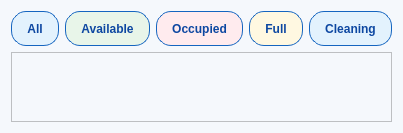
Old version of the form ui/OverviewAdmin.ui in the repository maihuybao/SmartLockUEL.
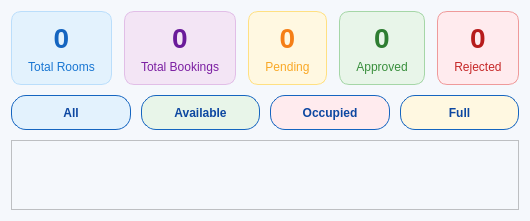
New version of the form.

```diff
--- a/ui/OverviewAdmin.ui
+++ b/ui/OverviewAdmin.ui
@@ -6,6 +6,72 @@
    <string notr="true">background-color: #F5F8FC;</string>
   </property>
   <layout class="QVBoxLayout" name="verticalLayout">
+   <property name="spacing"><number>10</number></property>
+   <item>
+    <layout class="QHBoxLayout" name="statsLayout">
+     <property name="spacing"><number>12</number></property>
+     <item>
+      <widget class="QFrame" name="cardTotalRooms">
+       <property name="styleSheet"><string notr="true">QFrame{background:#E3F2FD;border-radius:10px;border:1px solid #BBDEFB;}QLabel{border:none;}</string></property>
+       <property name="frameShape"><enum>QFrame::StyledPanel</enum></property>
+       <layout class="QVBoxLayout">
+        <property name="leftMargin"><number>16</number></property><property name="topMargin"><number>10</number></property>
+        <property name="rightMargin"><number>16</number></property><property name="bottomMargin"><number>10</number></property>
+        <item><widget class="QLabel" name="lblTotalRoomsVal"><property name="text"><string>0</string></property><property name="styleSheet"><string notr="true">font-size:28px;font-weight:bold;color:#1565C0;</string></property><property name="alignment"><set>Qt::AlignCenter</set></property></widget></item>
+        <item><widget class="QLabel" name="lblTotalRoomsTitle"><property name="text"><string>Total Rooms</string></property><property name="styleSheet"><string notr="true">font-size:12px;color:#1976D2;</string></property><property name="alignment"><set>Qt::AlignCenter</set></property></widget></item>
+       </layout>
+      </widget>
+     </item>
+     <item>
+      <widget class="QFrame" name="cardTotalBookings">
+       <property name="styleSheet"><string notr="true">QFrame{background:#F3E5F5;border-radius:10px;border:1px solid #E1BEE7;}QLabel{border:none;}</string></property>
+       <property name="frameShape"><enum>QFrame::StyledPanel</enum></property>
+       <layout class="QVBoxLayout">
+        <property name="leftMargin"><number>16</number></property><property name="topMargin"><number>10</number></property>
+        <property name="rightMargin"><number>16</number></property><property name="bottomMargin"><number>10</number></property>
+        <item><widget class="QLabel" name="lblTotalBookingsVal"><property name="text"><string>0</string></property><property name="styleSheet"><string notr="true">font-size:28px;font-weight:bold;color:#6A1B9A;</string></property><property name="alignment"><set>Qt::AlignCenter</set></property></widget></item>
+        <item><widget class="QLabel" name="lblTotalBookingsTitle"><property name="text"><string>Total Bookings</string></property><property name="styleSheet"><string notr="true">font-size:12px;color:#7B1FA2;</string></property><property name="alignment"><set>Qt::AlignCenter</set></property></widget></item>
+       </layout>
+      </widget>
+     </item>
+     <item>
+      <widget class="QFrame" name="cardPending">
+       <property name="styleSheet"><string notr="true">QFrame{background:#FFF8E1;border-radius:10px;border:1px solid #FFE082;}QLabel{border:none;}</string></property>
+       <property name="frameShape"><enum>QFrame::StyledPanel</enum></property>
+       <layout class="QVBoxLayout">
+        <property name="leftMargin"><number>16</number></property><property name="topMargin"><number>10</number></property>
+        <property name="rightMargin"><number>16</number></property><property name="bottomMargin"><number>10</number></property>
+        <item><widget class="QLabel" name="lblPendingVal"><property name="text"><string>0</string></property><property name="styleSheet"><string notr="true">font-size:28px;font-weight:bold;color:#F57F17;</string></property><property name="alignment"><set>Qt::AlignCenter</set></property></widget></item>
+        <item><widget class="QLabel" name="lblPendingTitle"><property name="text"><string>Pending</string></property><property name="styleSheet"><string notr="true">font-size:12px;color:#F9A825;</string></property><property name="alignment"><set>Qt::AlignCenter</set></property></widget></item>
+       </layout>
+      </widget>
+     </item>
+     <item>
+      <widget class="QFrame" name="cardApproved">
+       <property name="styleSheet"><string notr="true">QFrame{background:#E8F5E9;border-radius:10px;border:1px solid #A5D6A7;}QLabel{border:none;}</string></property>
+       <property name="frameShape"><enum>QFrame::StyledPanel</enum></property>
+       <layout class="QVBoxLayout">
+        <property name="leftMargin"><number>16</number></property><property name="topMargin"><number>10</number></property>
+        <property name="rightMargin"><number>16</number></property><property name="bottomMargin"><number>10</number></property>
+        <item><widget class="QLabel" name="lblApprovedVal"><property name="text"><string>0</string></property><property name="styleSheet"><string notr="true">font-size:28px;font-weight:bold;color:#2E7D32;</string></property><property name="alignment"><set>Qt::AlignCenter</set></property></widget></item>
+        <item><widget class="QLabel" name="lblApprovedTitle"><property name="text"><string>Approved</string></property><property name="styleSheet"><string notr="true">font-size:12px;color:#388E3C;</string></property><property name="alignment"><set>Qt::AlignCenter</set></property></widget></item>
+       </layout>
+      </widget>
+     </item>
+     <item>
+      <widget class="QFrame" name="cardRejected">
+       <property name="styleSheet"><string notr="true">QFrame{background:#FFEBEE;border-radius:10px;border:1px solid #EF9A9A;}QLabel{border:none;}</string></property>
+       <property name="frameShape"><enum>QFrame::StyledPanel</enum></property>
+       <layout class="QVBoxLayout">
+        <property name="leftMargin"><number>16</number></property><property name="topMargin"><number>10</number></property>
+        <property name="rightMargin"><number>16</number></property><property name="bottomMargin"><number>10</number></property>
+        <item><widget class="QLabel" name="lblRejectedVal"><property name="text"><string>0</string></property><property name="styleSheet"><string notr="true">font-size:28px;font-weight:bold;color:#B71C1C;</string></property><property name="alignment"><set>Qt::AlignCenter</set></property></widget></item>
+        <item><widget class="QLabel" name="lblRejectedTitle"><property name="text"><string>Rejected</string></property><property name="styleSheet"><string notr="true">font-size:12px;color:#C62828;</string></property><property name="alignment"><set>Qt::AlignCenter</set></property></widget></item>
+       </layout>
+      </widget>
+     </item>
+    </layout>
+   </item>
    <item>
     <layout class="QHBoxLayout" name="filterLayout">
      <item>
@@ -44,15 +110,6 @@
        <property name="autoExclusive"><bool>true</bool></property>
       </widget>
      </item>
-     <item>
-      <widget class="QPushButton" name="btnCleaning">
-       <property name="minimumSize"><size><width>0</width><height>35</height></size></property>
-       <property name="styleSheet"><string notr="true">QPushButton{background-color:#E3F2FD;border:1px solid #1565C0;border-radius:15px;padding:6px 15px;color:#0D47A1;font-weight:500;}QPushButton:checked{background-color:#1565C0;color:white;}QPushButton:hover{background-color:#1E88E5;color:white;}</string></property>
-       <property name="text"><string>Cleaning</string></property>
-       <property name="checkable"><bool>true</bool></property>
-       <property name="autoExclusive"><bool>true</bool></property>
-      </widget>
-     </item>
     </layout>
    </item>
    <item>
```
Left out of the diff: 8 changed lines with no effect on the pictures.
